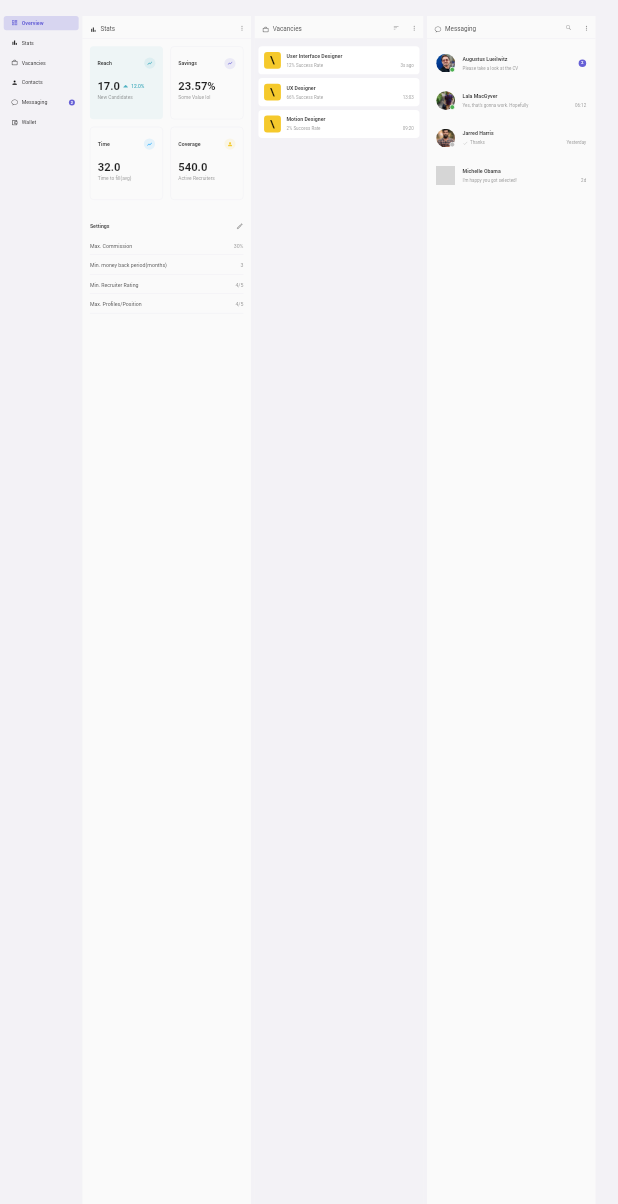
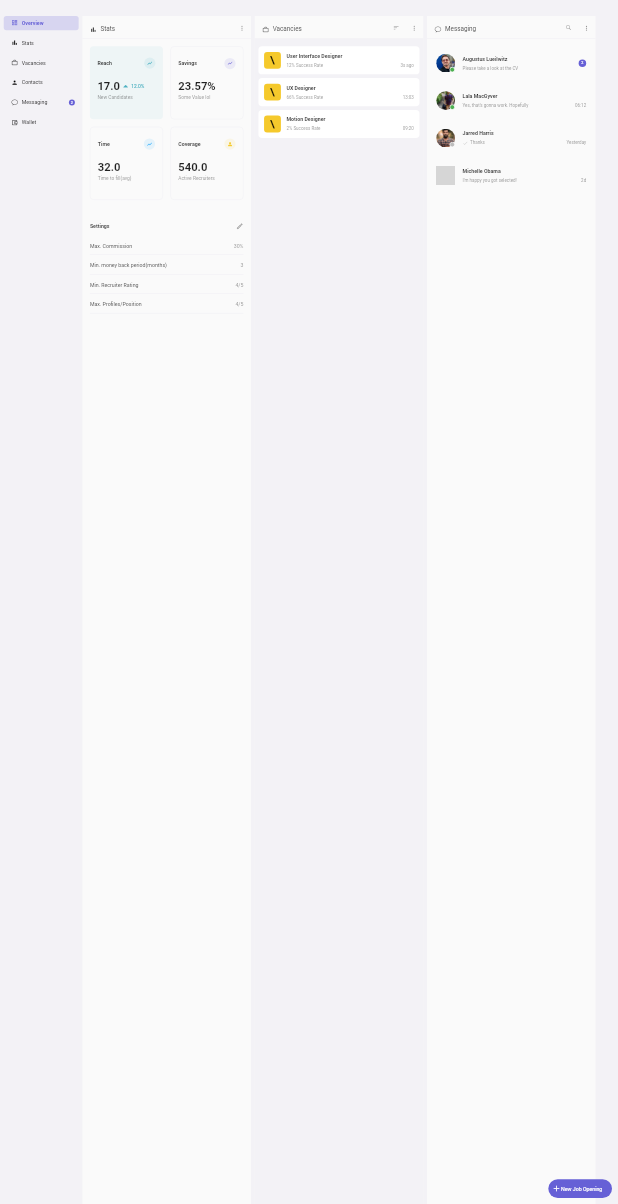
Before and after one commit to anohene1/hr_tool, a Flutter app: the screen it shows after launch, on a phone screen of 412 x 824 dp, the part 32-1236 px from its top. Run offline on Flutter 3.47's test engine with Material 2 defaults, Android fonts, the phone set to English and light mode, and no system bars; our stand-ins replace responsive_framework; grey boxes are pictures that could not be loaded.

Commit message:
project complete

```diff
--- a/lib/view/screens/home.dart
+++ b/lib/view/screens/home.dart
@@ -26,6 +26,30 @@ class _HomeScreenState extends State<HomeScreen> {
   @override
   Widget build(BuildContext context) {
     return Scaffold(
+      floatingActionButton: MouseRegion(
+        cursor: SystemMouseCursors.click,
+        child: Container(
+          height: 50,
+          width: 170,
+          decoration: BoxDecoration(
+            color: purple,
+            borderRadius: BorderRadius.circular(500)
+          ),
+          padding: EdgeInsets.only(left: 10),
+          child: Row(
+            children: [
+              Icon(Icons.add, color: Colors.white,),
+              // HorizontalSpacing(10),
+              Text(
+                'New Job Opening',
+                style: TextStyle(
+                  color: Colors.white
+                ),
+              )
+            ],
+          ),
+        ),
+      ),
       body: Container(
           color: gray.withOpacity(0.5),
         child: Column(
```
Also changed, not shown: pubspec.lock, 1 other file.
